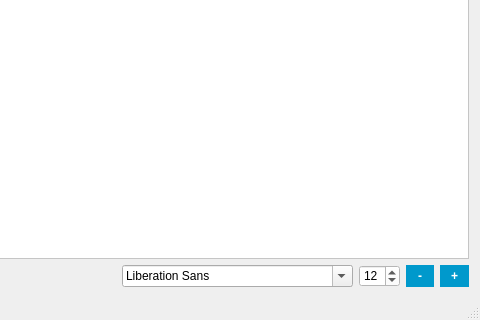
shanalily/DeepReader, file DeepReader/deepreader.ui: the form before one commit; both pictures show x 879 to 1359 and y 524 to 844 of the 1359 by 844 pixel window.
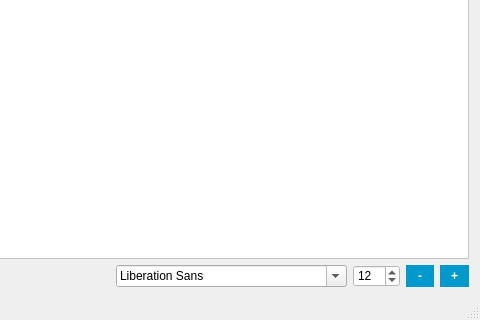
The form after the commit. Icons and pictures are not drawn.

What changed in the file:
```diff
--- a/DeepReader/deepreader.ui
+++ b/DeepReader/deepreader.ui
@@ -311,14 +311,11 @@
          <string notr="true">background-color: white;</string>
         </property>
         <property name="minimum">
-         <number>8</number>
-        </property>
-        <property name="maximum">
-         <number>72</number>
-        </property>
-        <property name="singleStep">
          <number>1</number>
         </property>
+        <property name="maximum">
+         <number>100</number>
+        </property>
         <property name="value">
          <number>12</number>
         </property>
```
